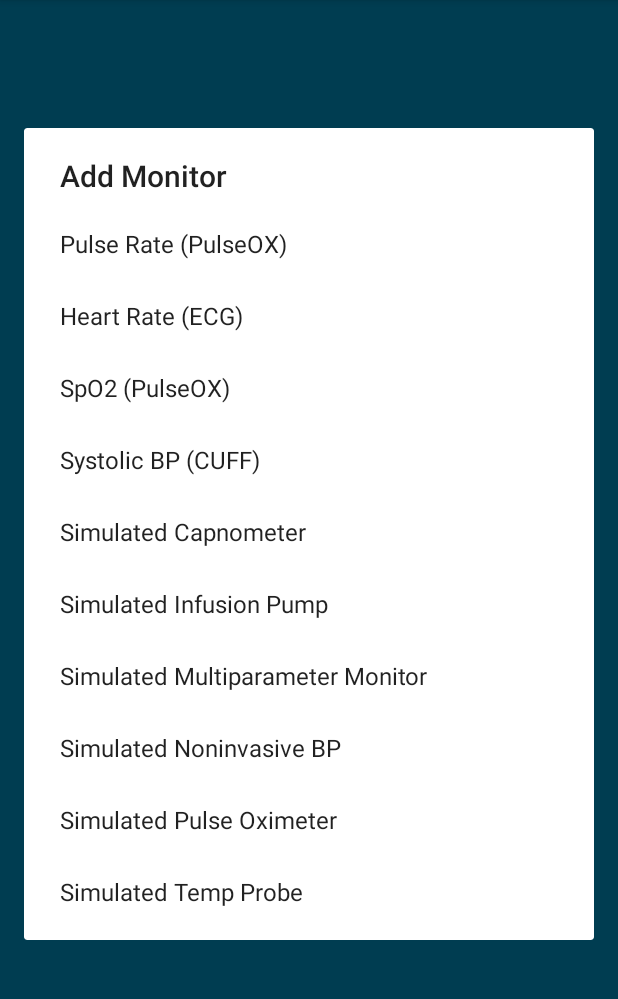
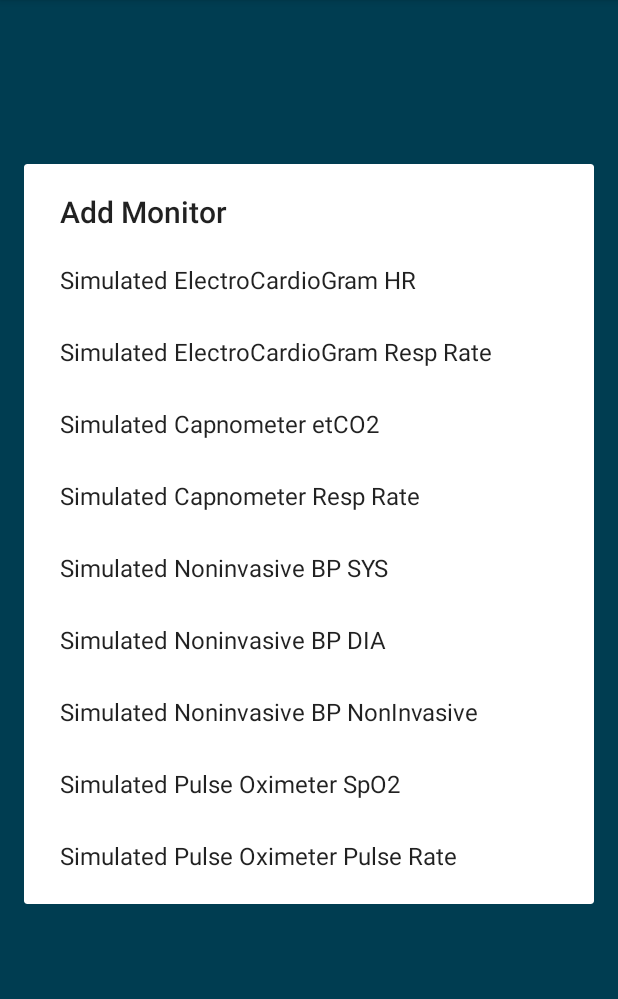
Before and after one commit to csci427/canary, an Android app: the screen it shows after launch (MainActivity), in the options menu, after a tap on "Add Monitor", on a phone screen of 412 x 824 dp, the part 84-1083 px from its top. Run offline under Robolectric (Android 15) with nearby library versions, the phone set to English and light mode, and no system bars; 1 statement that could not run was skipped.

Commit message:
Fixed factory now supports all possible values of sim. Needs to test displayu of sim data

```diff
--- a/app/src/main/java/edu/umt/csci427/canary/InfusionPumpFactory.java
+++ b/app/src/main/java/edu/umt/csci427/canary/InfusionPumpFactory.java
@@ -6,7 +6,7 @@ import ice.Numeric;
  * Created by RYELAPTOP on 4/6/2015.
  */
 public class InfusionPumpFactory extends OpenICEAbstractFactory {
-
+    //Simulated infusion pump emits no data.
     public static final String factoryName = "SimulatedInfusionPumpFactory";
 
     @Override
--- a/app/src/main/java/edu/umt/csci427/canary/MultiparameterMonitorFactory.java
+++ b/app/src/main/java/edu/umt/csci427/canary/MultiparameterMonitorFactory.java
@@ -6,7 +6,7 @@ import ice.Numeric;
  * Created by RYELAPTOP on 4/6/2015.
  */
 public class MultiparameterMonitorFactory extends OpenICEAbstractFactory {
-
+    //MultiParameter monitor has pulse ox ECG and Capnometer all in one.
     public static final String factoryName = "MultiparameterMonitorFactory";
 
     @Override
--- a/app/src/main/java/edu/umt/csci427/canary/PulseOximeterFactory.java
+++ b/app/src/main/java/edu/umt/csci427/canary/PulseOximeterFactory.java
@@ -16,10 +16,10 @@ public class PulseOximeterFactory extends OpenICEAbstractFactory {
     Monitor PackageOpenICESimulatedData(String data) {
 
         Monitor myData = null;
-        if(data != null && data.equals("Pulse Rate (PulseOX)")){//comment out if you want all values to go through
+        if(data != null && data.equals("Simulated Pulse Oximeter Pulse Rate")){//comment out if you want all values to go through
             myData = Monitor.newInstance(MDC_PULS_OXIM_PULS_RATE.VALUE, "BPM", data);//TODO: true should match a unique device id.
         }
-        else if(data != null && data.equals("SpO2 (PulseOX)")){//comment out if you want all values to go through
+        else if(data != null && data.equals("Simulated Pulse Oximeter SpO2")){//comment out if you want all values to go through
             myData = Monitor.newInstance(MDC_PULS_OXIM_SAT_O2.VALUE, "%", data);//TODO: true should match a unique device id.
         }
         else{
--- a/app/src/main/res/values/strings.xml
+++ b/app/src/main/res/values/strings.xml
@@ -10,17 +10,20 @@
     <string name="line_start">Line-In Start</string>
     <string name="line_stop">Line-In Stop</string>
 
+    <!--List of supported Simulated devices-->
     <string-array name="monitor_list">
-        <item>Pulse Rate (PulseOX)</item>
-        <item>Heart Rate (ECG)</item>
-        <item>SpO2 (PulseOX)</item>
-        <item>Systolic BP (CUFF)</item>
-        <item>Simulated Capnometer</item>
-        <item>Simulated Infusion Pump</item>
-        <item>Simulated Multiparameter Monitor</item>
-        <item>Simulated Noninvasive BP</item>
-        <item>Simulated Pulse Oximeter</item>
-        <item>Simulated Temp Probe</item>
+        <item>Simulated ElectroCardioGram HR</item>
+        <item>Simulated ElectroCardioGram Resp Rate</item>
+        <item>Simulated Capnometer etCO2</item>
+        <item>Simulated Capnometer Resp Rate</item>
+        <!--<item>Simulated Infusion Pump</item>-->
+        <!--<item>Simulated Multiparameter Monitor</item>-->
+         <item>Simulated Noninvasive BP SYS</item>
+         <item>Simulated Noninvasive BP DIA</item>
+         <item>Simulated Noninvasive BP NonInvasive</item>
+         <item>Simulated Pulse Oximeter SpO2</item>
+         <item>Simulated Pulse Oximeter Pulse Rate</item>
+        <!--<item>Simulated Temp Probe</item>-->
      </string-array>
 
      <string-array name="monitor_names">
```
Also changed, not shown: app/src/main/java/edu/umt/csci427/canary/CapnometerFactory.java (+8 -2 lines), app/src/main/java/edu/umt/csci427/canary/ElectroCardioGramFactory.java (+8 -3 lines), app/src/main/java/edu/umt/csci427/canary/MainActivity.java (+14 -4 lines), app/src/main/java/edu/umt/csci427/canary/NoninvasiveBloodPressureFactory.java (+10 -2 lines), app/src/main/java/edu/umt/csci427/canary/OpenICEAbstractFactory.java (+14 -54 lines). Lines whose indentation alone changed are shown as unchanged.
